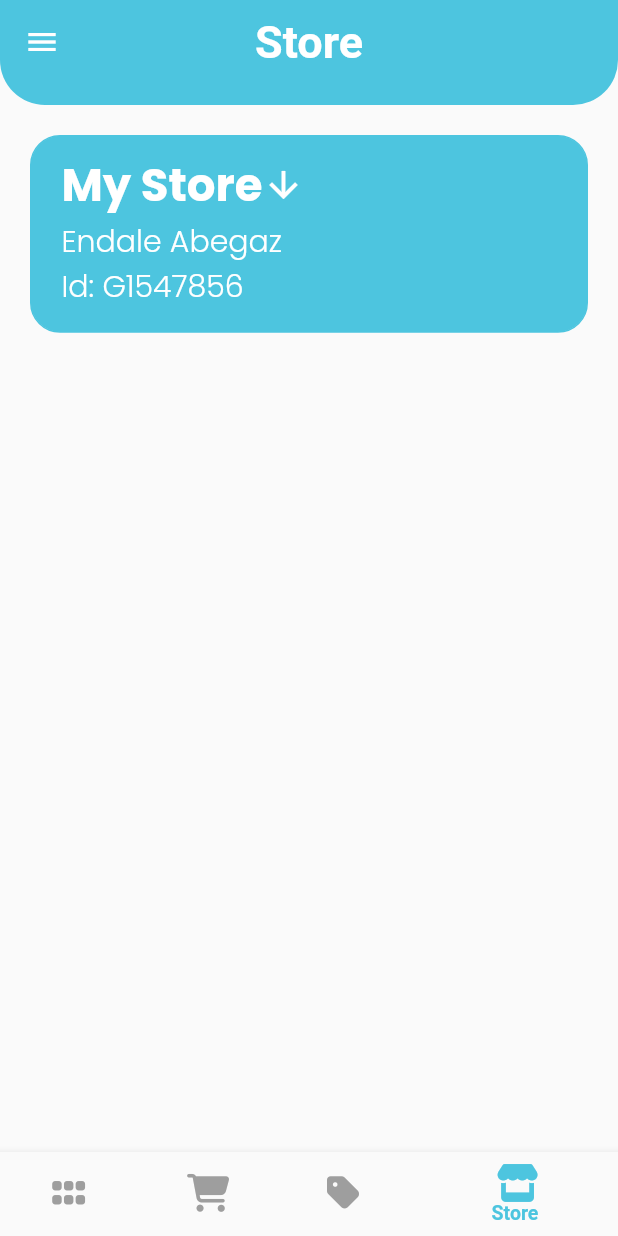
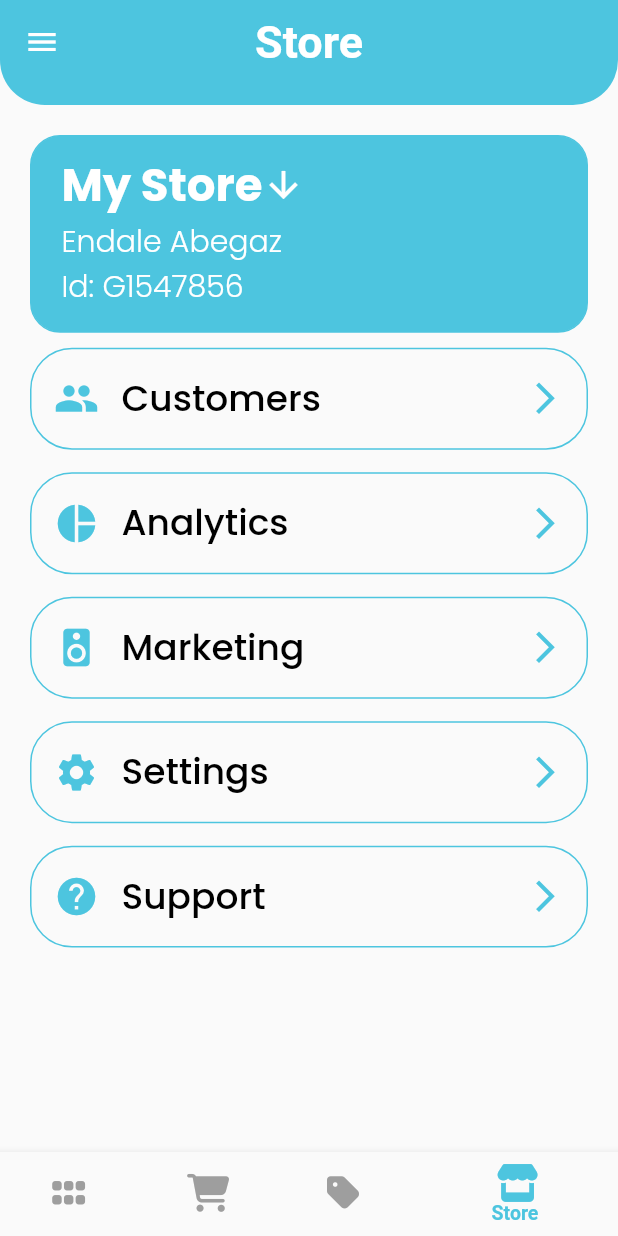
Before and after one commit to beidemichael/ghioon_seller, a Flutter app: the screen it shows after launch, swiped to page 4, on a phone screen of 412 x 824 dp. Run offline on Flutter 3.47's test engine with Material 2 defaults, Android fonts, the phone set to English and light mode, and no system bars; our stand-ins replace font_awesome_flutter.

Commit message:
Design store UI page

```diff
--- a/lib/Screens/HomeScreenWidets/store.dart
+++ b/lib/Screens/HomeScreenWidets/store.dart
@@ -3,6 +3,7 @@
 import 'package:flutter/material.dart';
 
 import '../../Shared/customColors.dart';
+import '../components/option.dart';
 
 class Store extends StatefulWidget {
   const Store({super.key});
@@ -110,33 +111,15 @@ class _StoreState extends State<Store> {
                                       color: Colors.white,
                                       fontFamily: 'Poppins',
                                       fontWeight: FontWeight.w300))
-
-                              // DropdownButton(
-                              //   // Initial Value
-                              //   value: dropdownvalue,
-
-                              //   // Down Arrow Icon
-                              //   icon: const Icon(Icons.keyboard_arrow_down),
-
-                              //   // Array list of items
-                              //   items: items.map((String items) {
-                              //     return DropdownMenuItem(
-                              //       value: items,
-                              //       child: Text(items),
-                              //     );
-                              //   }).toList(),
-                              //   // After selecting the desired option,it will
-                              //   // change button value to selected value
-                              //   onChanged: (String? newValue) {
-                              //     setState(() {
-                              //       dropdownvalue = newValue!;
-                              //     });
-                              //   },
-                              // ),
                             ]),
                       ],
                     ),
-                  ))
+                  )),
+              Option(width: width, title: 'Customers', icon: Icons.group),
+              Option(width: width, title: 'Analytics', icon: Icons.pie_chart),
+              Option(width: width, title: 'Marketing', icon: Icons.speaker),
+              Option(width: width, title: 'Settings', icon: Icons.settings),
+              Option(width: width, title: 'Support', icon: Icons.help),
             ],
           ),
         ));
--- /dev/null
+++ b/lib/Screens/components/option.dart
@@ -0,0 +1,60 @@
+import 'package:flutter/material.dart';
+
+import '../../Shared/customColors.dart';
+
+class Option extends StatelessWidget {
+  const Option(
+      {Key? key, required this.width, required this.title, required this.icon})
+      : super(key: key);
+
+  final double width;
+  final String title;
+  final IconData icon;
+
+  @override
+  Widget build(BuildContext context) {
+    return Padding(
+      padding: const EdgeInsets.fromLTRB(0, 10, 0, 5),
+      child: Container(
+        width: width,
+        height: width * 0.165,
+        decoration: BoxDecoration(
+            border: Border.all(
+              color: CustomColors().blue,
+            ),
+            borderRadius: BorderRadius.all(Radius.circular(28))),
+        child: Padding(
+          padding: const EdgeInsets.all(15.0),
+          child: Row(
+            mainAxisAlignment: MainAxisAlignment.spaceBetween,
+            children: [
+              Row(
+                children: [
+                  Icon(
+                    icon,
+                    size: 30,
+                    color: CustomColors().blue,
+                  ),
+                  SizedBox(
+                    width: 15,
+                  ),
+                  Text(title,
+                      style: TextStyle(
+                          fontSize: 24.0,
+                          color: CustomColors().black,
+                          fontFamily: 'Poppins',
+                          fontWeight: FontWeight.w500))
+                ],
+              ),
+              Icon(
+                Icons.arrow_forward_ios,
+                size: 25,
+                color: CustomColors().blue,
+              )
+            ],
+          ),
+        ),
+      ),
+    );
+  }
+}
--- a/lib/Shared/customColors.dart
+++ b/lib/Shared/customColors.dart
@@ -3,4 +3,5 @@ import 'dart:ui';
 class CustomColors {
   Color blue = const Color(0xff4DC5DF);
   Color white = Color.fromARGB(255, 255, 255, 255);
+  Color black = Color.fromARGB(255, 0, 0, 0);
 }
```
